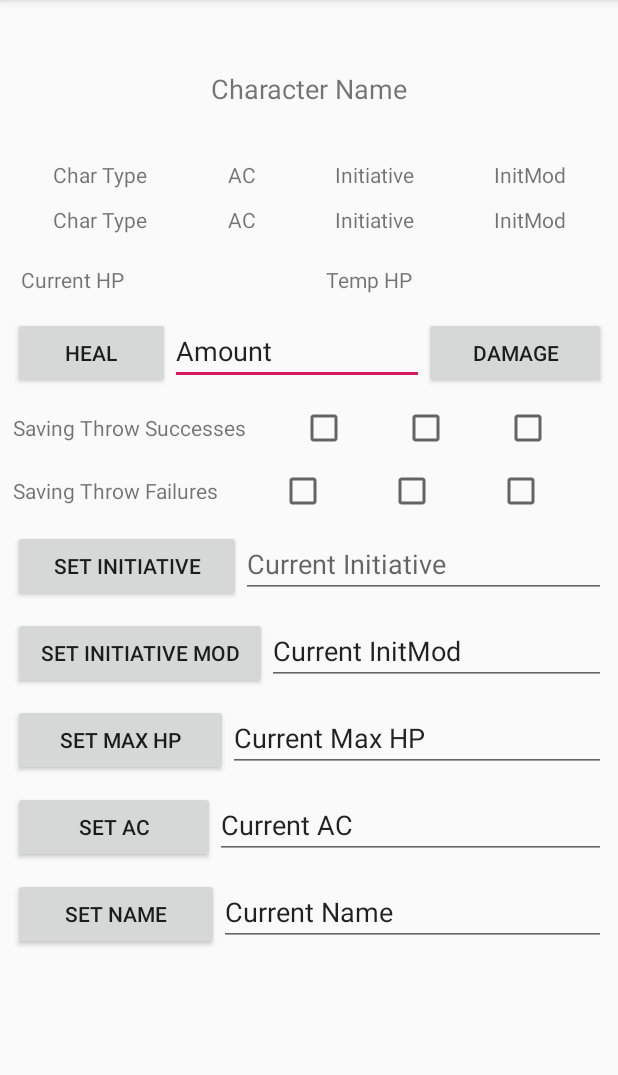
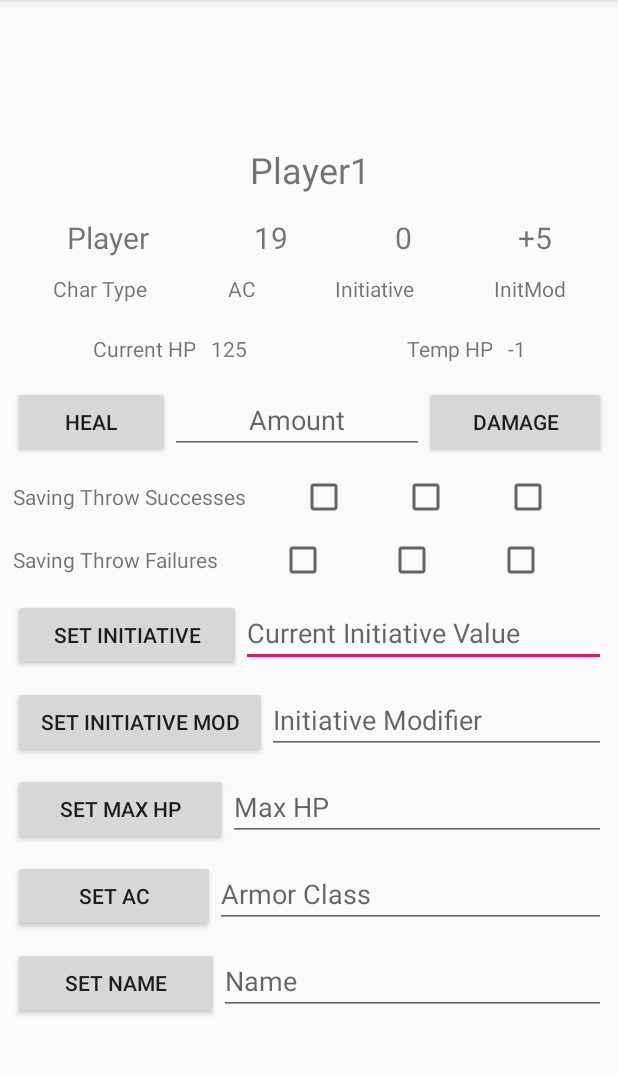
Before and after one commit to ngraham20/DnD-CombatTracker, an Android app: the screen it shows after launch (CharacterActivity), after a tap on "19", on a phone screen of 412 x 824 dp, the part 84-1159 px from its top. Run offline under Robolectric (Android 15) with nearby library versions, the phone set to English and light mode, and no system bars.

Commit message:
nearly all functioning character activity

```diff
--- a/DnDCombatTracker/app/src/main/java/com/example/dndcombattracker/CharacterActivity.java
+++ b/DnDCombatTracker/app/src/main/java/com/example/dndcombattracker/CharacterActivity.java
@@ -75,12 +75,10 @@ public class CharacterActivity extends AppCompatActivity {
         initializeViews();
 
         Log.d(TAG, "onCreate: Getting Intent");
-        Character character = (Character) getIntent().getSerializableExtra(CharacterAdapter.CHARACTER_EXTRA);
+        character = (Character) getIntent().getSerializableExtra(CharacterAdapter.CHARACTER_EXTRA);
 
         Log.d(TAG, "onCreate: Setting Text Displays");
-        setNameText();
         setStatsText();
-        setHealthText();
 
         Log.d(TAG, "onCreate: Watching Buttons");
         buttonWatcher();
@@ -97,6 +95,8 @@ public class CharacterActivity extends AppCompatActivity {
             public void onClick(View v) {
                 int newInit = Integer.parseInt(editInit.getText().toString());
                 character.setCurrentInitiative(newInit);
+                setInitiativeText();
+
             }
         });
 
@@ -105,14 +105,24 @@ public class CharacterActivity extends AppCompatActivity {
             public void onClick(View v) {
                 int newInitMod = Integer.parseInt(editInitMod.getText().toString());
                 character.setInitiativeModifier(newInitMod);
+                setInitModText();
             }
         });
 
         changeHPButton.setOnClickListener(new View.OnClickListener() {
             @Override
             public void onClick(View v) {
+                int oldMax = character.getMaxHealth();
+
                 int newHp = Integer.parseInt(editHp.getText().toString());
                 character.setMaxHealth(newHp);
+
+                if(character.getCurrentHealth() == oldMax)
+                {
+                    character.setCurrentHealth(newHp);
+                    setCurrentHealthText();
+                }
+
             }
         });
 
@@ -121,6 +131,7 @@ public class CharacterActivity extends AppCompatActivity {
             public void onClick(View v) {
                 int newAC = Integer.parseInt(editAC.getText().toString());
                 character.setArmorClass(newAC);
+                setArmorText();
             }
         });
 
@@ -129,6 +140,7 @@ public class CharacterActivity extends AppCompatActivity {
             public void onClick(View v) {
                 String newName = editName.getText().toString();
                 character.setCharacterName(newName);
+                setNameText();
             }
         });
     }
@@ -159,16 +171,43 @@ public class CharacterActivity extends AppCompatActivity {
 
     public void setStatsText()
     {
-        typeText.setText(character.getCharacterType());
-        armorText.setText(character.getArmorClass());
-        initiativeText.setText(character.getCurrentInitiative());
-        initiativeText.setText("+" + character.getInitiativeModifier());
+        setTypeText();
+        setArmorText();
+        setInitiativeText();
+        setInitModText();
+        setCurrentHealthText();
+        setTempHpText();
+        setNameText();
     }
 
-    public void setHealthText()
+    public void setTypeText()
     {
-        currentHpText.setText(character.getCurrentHealth());
-        tempHpText.setText(character.getTempHP());
+        typeText.setText(character.getCharacterType());
+    }
+
+    public void setArmorText()
+    {
+        armorText.setText(Integer.toString(character.getArmorClass()));
+    }
+
+    public void setInitiativeText()
+    {
+        initiativeText.setText(Integer.toString(character.getCurrentInitiative()));
+    }
+
+    public void setInitModText()
+    {
+        initModText.setText("+" + Integer.toString(character.getInitiativeModifier()));
+    }
+
+    public void setCurrentHealthText()
+    {
+        currentHpText.setText(Integer.toString(character.getCurrentHealth()));
+    }
+
+    public void setTempHpText()
+    {
+        tempHpText.setText(Integer.toString(character.getTempHP()));
     }
 
     //true is healed, false is damage
@@ -183,31 +222,6 @@ public class CharacterActivity extends AppCompatActivity {
             character.takeDamage(amount);
         }
     }
-
-//    public void changeInitiative(int newInit)
-//    {
-//        character.setCurrentInitiative(newInit);
-//    }
-//
-//    public void changeInitiativeMod(int newMod)
-//    {
-//        character.setInitiativeModifier(newMod);
-//    }
-//
-//    public void changeMaxHealth(int newMax)
-//    {
-//        character.setMaxHealth(newMax);
-//    }
-//
-//    public void changeArmorClass(int newAC)
-//    {
-//        character.setArmorClass(newAC);
-//    }
-//
-//    public void changeCharacterName(String newName)
-//    {
-//        character.setCharacterName(newName);
-//    }
 
     private void initializeViews()
     {
@@ -243,5 +257,4 @@ public class CharacterActivity extends AppCompatActivity {
         editName = (EditText) findViewById(R.id.editName);
     }
 
-
 }
--- a/DnDCombatTracker/app/src/main/res/layout/activity_character.xml
+++ b/DnDCombatTracker/app/src/main/res/layout/activity_character.xml
@@ -27,7 +27,7 @@
                 android:id="@+id/nameLayout"
                 android:layout_width="match_parent"
                 android:layout_height="match_parent"
-                android:layout_margin="20dp"
+                android:layout_marginTop="70dp"
                 android:orientation="horizontal">
 
                 <TextView
@@ -37,7 +37,7 @@
                     android:layout_weight="1"
                     android:text="Character Name"
                     android:textAlignment="center"
-                    android:textSize="18sp" />
+                    android:textSize="24sp" />
             </LinearLayout>
 
             <LinearLayout
@@ -54,7 +54,8 @@
                     android:layout_margin="5dp"
                     android:layout_weight="1"
                     android:text="Char Type"
-                    android:textAlignment="center" />
+                    android:textAlignment="center"
+                    android:textSize="20sp" />
 
                 <TextView
                     android:id="@+id/armorClass"
@@ -63,7 +64,8 @@
                     android:layout_margin="5dp"
                     android:layout_weight="1"
                     android:text="AC"
-                    android:textAlignment="center" />
+                    android:textAlignment="center"
+                    android:textSize="20sp" />
 
                 <TextView
                     android:id="@+id/currentInitiative"
@@ -72,7 +74,8 @@
                     android:layout_margin="5dp"
                     android:layout_weight="1"
                     android:text="Initiative"
-                    android:textAlignment="center" />
+                    android:textAlignment="center"
+                    android:textSize="20sp" />
 
                 <TextView
                     android:id="@+id/initiativeMod"
@@ -81,12 +84,13 @@
                     android:layout_margin="5dp"
                     android:layout_weight="1"
                     android:text="InitMod"
-                    android:textAlignment="center" />
+                    android:textAlignment="center"
+                    android:textSize="20sp" />
 
             </LinearLayout>
 
             <LinearLayout
-                android:id="@+id/MainStatsLayout"
+                android:id="@+id/MainStatsLayout2"
                 android:layout_width="match_parent"
                 android:layout_height="match_parent"
                 android:layout_marginBottom="10dp"
@@ -137,12 +141,31 @@
                 android:orientation="horizontal">
 
                 <TextView
+                    android:id="@+id/currentHpTextDisp"
+                    android:layout_width="wrap_content"
+                    android:layout_height="wrap_content"
+                    android:layout_margin="5dp"
+                    android:layout_weight="1"
+                    android:text="Current HP"
+                    android:textAlignment="viewEnd" />
+
+                <TextView
                     android:id="@+id/currentHP"
                     android:layout_width="wrap_content"
                     android:layout_height="wrap_content"
                     android:layout_margin="5dp"
                     android:layout_weight="1"
-                    android:text="Current HP" />
+                    android:text="Current HP"
+                    android:textAlignment="viewStart" />
+
+                <TextView
+                    android:id="@+id/tempHpTextDisp"
+                    android:layout_width="wrap_content"
+                    android:layout_height="wrap_content"
+                    android:layout_margin="5dp"
+                    android:layout_weight="1"
+                    android:text="Temp HP"
+                    android:textAlignment="textEnd" />
 
                 <TextView
                     android:id="@+id/tempHP"
@@ -150,7 +173,8 @@
                     android:layout_height="wrap_content"
                     android:layout_margin="5dp"
                     android:layout_weight="1"
-                    android:text="Temp HP" />
+                    android:text="Temp HP"
+                    android:textAlignment="viewStart" />
             </LinearLayout>
 
             <LinearLayout
@@ -173,8 +197,9 @@
                     android:layout_height="wrap_content"
                     android:layout_weight="1"
                     android:ems="10"
+                    android:hint="Amount"
                     android:inputType="number"
-                    android:text="Amount" />
+                    android:textAlignment="center" />
 
                 <Button
                     android:id="@+id/damage"
@@ -271,7 +296,7 @@
                     android:layout_height="wrap_content"
                     android:layout_weight="1"
                     android:ems="10"
-                    android:hint="Current Initiative"
+                    android:hint="Current Initiative Value"
                     android:inputType="text" />
             </LinearLayout>
 
@@ -295,8 +320,8 @@
                     android:layout_height="wrap_content"
                     android:layout_weight="1"
                     android:ems="10"
-                    android:inputType="number"
-                    android:text="Current InitMod" />
+                    android:hint="Initiative Modifier"
+                    android:inputType="number" />
 
             </LinearLayout>
 
@@ -320,8 +345,8 @@
                     android:layout_height="wrap_content"
                     android:layout_weight="1"
                     android:ems="10"
-                    android:inputType="number"
-                    android:text="Current Max HP"/>
+                    android:hint="Max HP"
+                    android:inputType="number" />
 
             </LinearLayout>
 
@@ -345,8 +370,8 @@
                     android:layout_height="wrap_content"
                     android:layout_weight="1"
                     android:ems="10"
-                    android:inputType="number"
-                    android:text="Current AC" />
+                    android:hint="Armor Class"
+                    android:inputType="number" />
 
             </LinearLayout>
 
@@ -370,8 +395,8 @@
                     android:layout_height="wrap_content"
                     android:layout_weight="1"
                     android:ems="10"
-                    android:inputType="number"
-                    android:text="Current Name" />
+                    android:hint="Name"
+                    android:inputType="number" />
 
             </LinearLayout>
         </LinearLayout>
```
